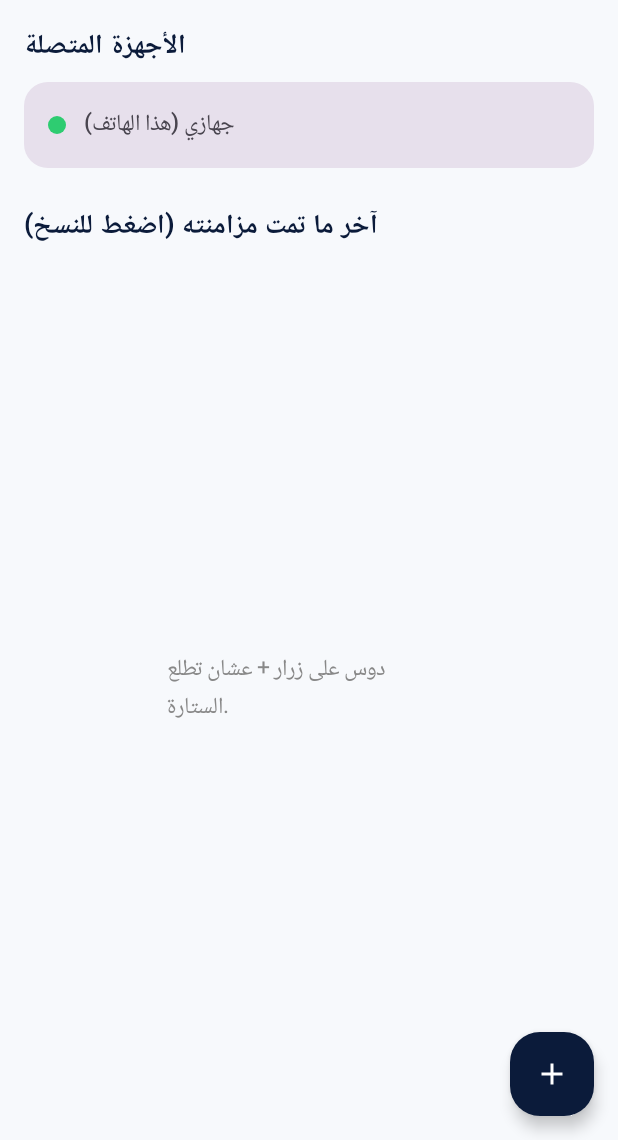
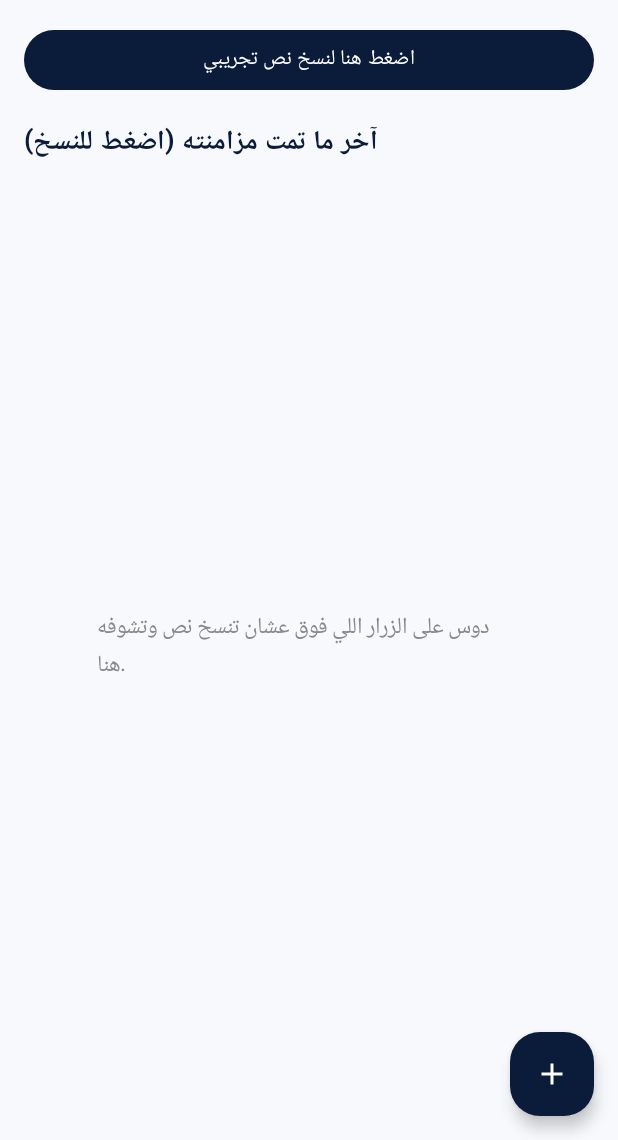
Before and after one commit to Mohammedazizhedia/SuperHub, an Android app built with Jetpack Compose: the screen it shows after launch (MainActivity), on a phone screen of 412 x 824 dp, the part 96-1236 px from its top. Run offline under Robolectric (Android 15) with nearby library versions, the phone set to English and light mode, and no system bars.

Commit message:
Implement clipboard copy button and UI updates
Added a button to copy test text to clipboard and updated UI elements.

```diff
--- a/androidApp/src/main/java/com/bfbai/superhub/ui/HomeScreen.kt
+++ b/androidApp/src/main/java/com/bfbai/superhub/ui/HomeScreen.kt
@@ -67,31 +67,31 @@ fun HomeScreen(
                 .padding(padding)
                 .padding(16.dp)
         ) {
-            Text("الأجهزة المتصلة", fontWeight = FontWeight.Bold, fontSize = 18.sp, modifier = Modifier.padding(bottom = 8.dp))
-            Card(
-                modifier = Modifier.fillMaxWidth(),
-                colors = CardDefaults.cardColors(containerColor = MaterialTheme.colorScheme.surfaceVariant)
+            // زرار اختبار سريع
+            Button(
+                onClick = {
+                    val clipboard = context.getSystemService(Context.CLIPBOARD_SERVICE) as ClipboardManager
+                    val clip = ClipData.newPlainText("SuperHub Test", "نص تجريبي للاختبار")
+                    clipboard.setPrimaryClip(clip)
+                    Toast.makeText(context, "تم نسخ نص تجريبي!", Toast.LENGTH_SHORT).show()
+                },
+                modifier = Modifier.fillMaxWidth()
             ) {
-                Row(modifier = Modifier.padding(16.dp), verticalAlignment = Alignment.CenterVertically) {
-                    Box(modifier = Modifier.size(12.dp).background(Color(0xFF2ECC71), RoundedCornerShape(50)))
-                    Spacer(modifier = Modifier.width(12.dp))
-                    Text("جهازي (هذا الهاتف)", fontWeight = FontWeight.Medium)
-                }
+                Text("اضغط هنا لنسخ نص تجريبي")
             }
 
-            Spacer(modifier = Modifier.height(24.dp))
+            Spacer(modifier = Modifier.height(16.dp))
 
             Text("آخر ما تمت مزامنته (اضغط للنسخ)", fontWeight = FontWeight.Bold, fontSize = 18.sp, modifier = Modifier.padding(bottom = 8.dp))
 
             if (history.isEmpty()) {
                 Box(modifier = Modifier.fillMaxSize(), contentAlignment = Alignment.Center) {
-                    Text("دوس على زرار + عشان تطلع الستارة.", color = Color.Gray)
+                    Text("دوس على الزرار اللي فوق عشان تنسخ نص وتشوفه هنا.", color = Color.Gray)
                 }
             } else {
                 LazyColumn(verticalArrangement = Arrangement.spacedBy(8.dp)) {
                     items(history) { item ->
                         SyncItemCard(item) {
-                            // زرار النسخ اللي كان ناقص
                             val clipboard = context.getSystemService(Context.CLIPBOARD_SERVICE) as ClipboardManager
                             val clip = ClipData.newPlainText("SuperHub", item.text)
                             clipboard.setPrimaryClip(clip)
```
